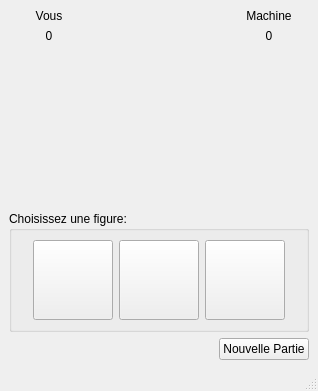
This is chifoumiVue.ui in montbordino/S2.01_chifoumi as Qt 5 draws it before an edit. The edited form follows.
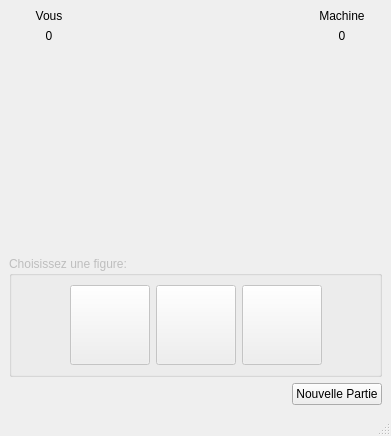
This is the edited form. Icons and pictures are not drawn.

Commit message: supression de fichiers inutiles et boutons unables au début de partie

```diff
--- a/chifoumiVue.ui
+++ b/chifoumiVue.ui
@@ -6,8 +6,8 @@
    <rect>
     <x>0</x>
     <y>0</y>
-    <width>318</width>
-    <height>391</height>
+    <width>391</width>
+    <height>436</height>
    </rect>
   </property>
   <property name="windowTitle">
@@ -188,6 +188,9 @@
     </item>
     <item>
      <widget class="QGroupBox" name="groupBox">
+      <property name="enabled">
+       <bool>false</bool>
+      </property>
       <property name="title">
        <string>Choisissez une figure:</string>
       </property>
@@ -213,6 +216,12 @@
            <height>80</height>
           </size>
          </property>
+         <property name="maximumSize">
+          <size>
+           <width>80</width>
+           <height>80</height>
+          </size>
+         </property>
          <property name="text">
           <string/>
          </property>
@@ -265,6 +274,12 @@
            <height>80</height>
           </size>
          </property>
+         <property name="maximumSize">
+          <size>
+           <width>80</width>
+           <height>80</height>
+          </size>
+         </property>
          <property name="text">
           <string/>
          </property>
```
Left out of the diff: 2 changed lines with no effect on the pictures. The commit also changes 5 other files.
